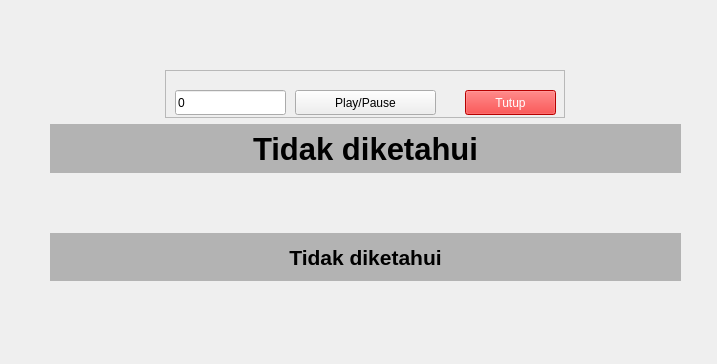
Above: ui/absensi_wajah.ui from vinzHubg/2023-wajah before the change. Below: the same form after it.
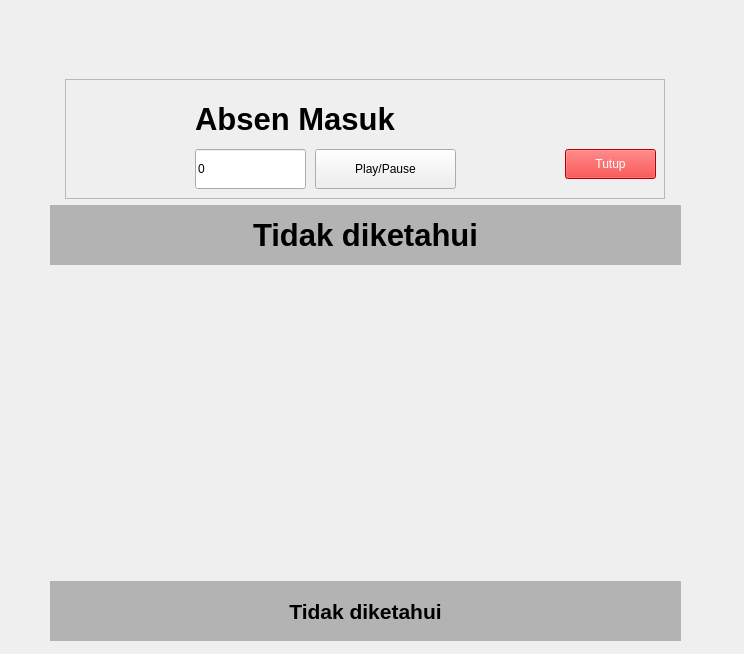
That is the form after the change. Icons and pictures are not drawn.

Commit message: absen masuk dan pulang dipisah

```diff
--- a/ui/absensi_wajah.ui
+++ b/ui/absensi_wajah.ui
@@ -6,8 +6,8 @@
    <rect>
     <x>0</x>
     <y>0</y>
-    <width>717</width>
-    <height>364</height>
+    <width>744</width>
+    <height>654</height>
    </rect>
   </property>
   <property name="windowTitle">
@@ -19,7 +19,7 @@
      <x>50</x>
      <y>70</y>
      <width>631</width>
-     <height>211</height>
+     <height>571</height>
     </rect>
    </property>
    <layout class="QVBoxLayout" name="verticalLayout_2">
@@ -28,12 +28,18 @@
     </property>
     <item>
      <layout class="QHBoxLayout" name="horizontalLayout_2">
+      <property name="sizeConstraint">
+       <enum>QLayout::SetMinimumSize</enum>
+      </property>
+      <property name="topMargin">
+       <number>9</number>
+      </property>
       <item>
        <widget class="QFrame" name="frame">
         <property name="maximumSize">
          <size>
-          <width>400</width>
-          <height>60</height>
+          <width>600</width>
+          <height>120</height>
          </size>
         </property>
         <property name="frameShape">
@@ -45,10 +51,10 @@
         <widget class="QLineEdit" name="kameraIndexEdit">
          <property name="geometry">
           <rect>
-           <x>10</x>
-           <y>20</y>
+           <x>130</x>
+           <y>70</y>
            <width>111</width>
-           <height>25</height>
+           <height>40</height>
           </rect>
          </property>
          <property name="text">
@@ -58,10 +64,10 @@
         <widget class="QPushButton" name="mulaiButton">
          <property name="geometry">
           <rect>
-           <x>130</x>
-           <y>20</y>
+           <x>250</x>
+           <y>70</y>
            <width>141</width>
-           <height>25</height>
+           <height>40</height>
           </rect>
          </property>
          <property name="text">
@@ -71,10 +77,10 @@
         <widget class="QPushButton" name="tutupButton">
          <property name="geometry">
           <rect>
-           <x>300</x>
-           <y>20</y>
+           <x>500</x>
+           <y>70</y>
            <width>91</width>
-           <height>25</height>
+           <height>30</height>
           </rect>
          </property>
          <property name="styleSheet">
@@ -85,6 +91,66 @@
           <string>Tutup</string>
          </property>
         </widget>
+        <widget class="QLabel" name="label_2">
+         <property name="geometry">
+          <rect>
+           <x>10</x>
+           <y>10</y>
+           <width>100</width>
+           <height>100</height>
+          </rect>
+         </property>
+         <property name="maximumSize">
+          <size>
+           <width>100</width>
+           <height>100</height>
+          </size>
+         </property>
+         <property name="baseSize">
+          <size>
+           <width>0</width>
+           <height>0</height>
+          </size>
+         </property>
+         <property name="text">
+          <string/>
+         </property>
+         <property name="pixmap">
+          <pixmap>../assets/logo.jpeg</pixmap>
+         </property>
+         <property name="scaledContents">
+          <bool>true</bool>
+         </property>
+        </widget>
+        <widget class="QLabel" name="jam_2">
+         <property name="geometry">
+          <rect>
+           <x>130</x>
+           <y>10</y>
+           <width>431</width>
+           <height>60</height>
+          </rect>
+         </property>
+         <property name="maximumSize">
+          <size>
+           <width>16777215</width>
+           <height>60</height>
+          </size>
+         </property>
+         <property name="font">
+          <font>
+           <pointsize>23</pointsize>
+           <weight>75</weight>
+           <bold>true</bold>
+          </font>
+         </property>
+         <property name="styleSheet">
+          <string notr="true"/>
+         </property>
+         <property name="text">
+          <string>Absen Masuk</string>
+         </property>
+        </widget>
        </widget>
       </item>
      </layout>
```
The commit also changes 7 other files.
